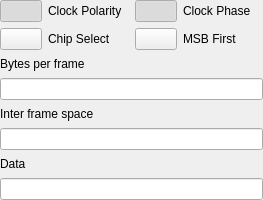
Old version of the form ui/patterns/spipatternui.ui in the repository analogdevicesinc/scopy.
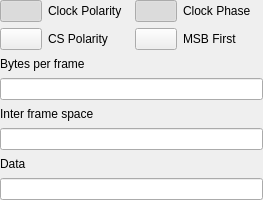
New version of the form. Icons and pictures are not drawn.

```diff
--- a/ui/patterns/spipatternui.ui
+++ b/ui/patterns/spipatternui.ui
@@ -145,7 +145,7 @@
      <item>
       <widget class="QLabel" name="label_7">
        <property name="text">
-        <string>Chip Select</string>
+        <string>CS Polarity</string>
        </property>
       </widget>
      </item>
```
